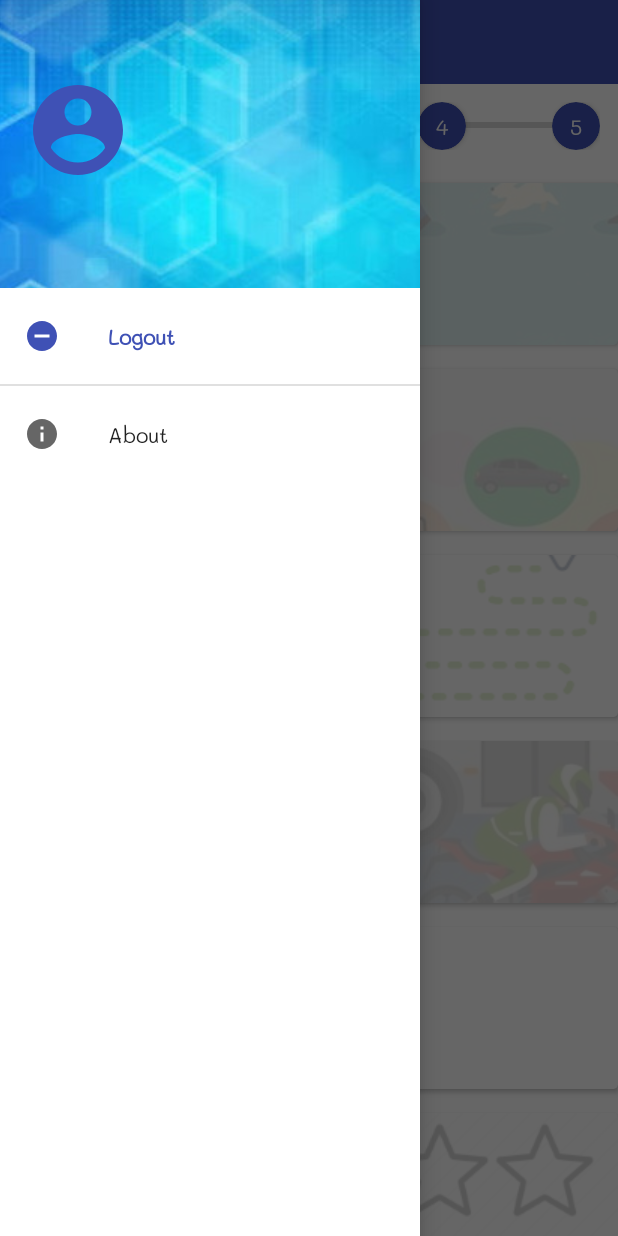
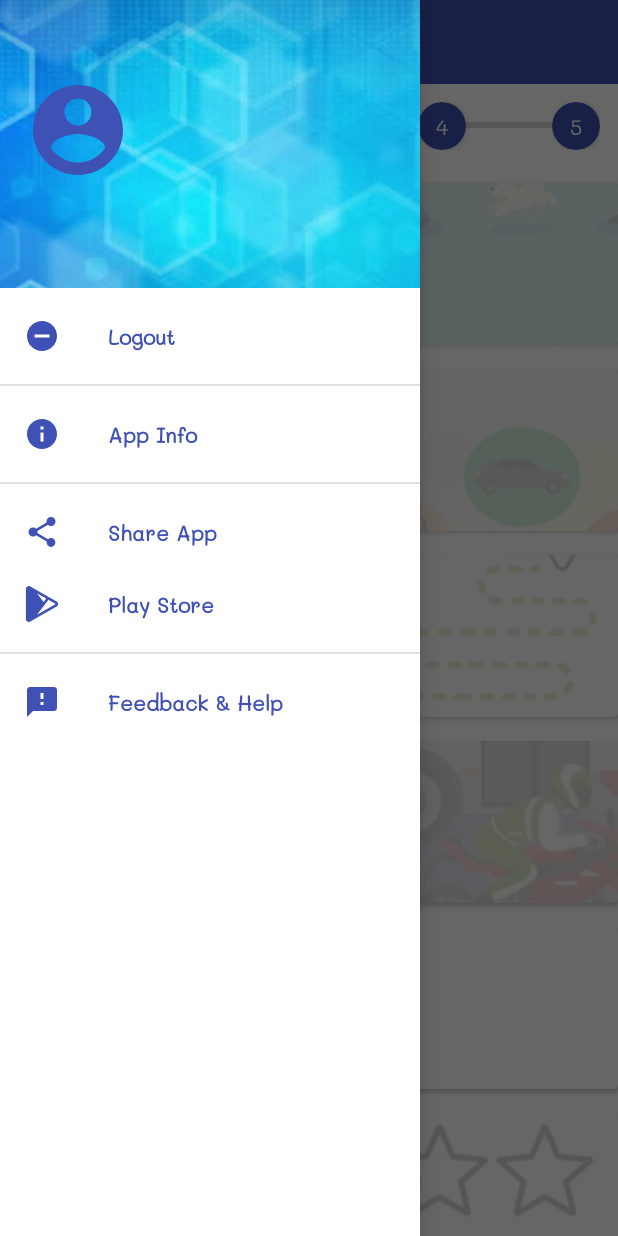
Before and after one commit to Ujjwal0501/survey, an Android app: the Home screen opened directly, with no data from a screen before it, with the side drawer open, on a phone screen of 412 x 824 dp. Run offline under Robolectric (Android 15) with nearby library versions, the phone set to English and light mode, and no system bars; our stand-ins replace Firebase (no records; nobody signed in at launch, a user with empty details on screens opened directly).

Commit message:
new drawer options and logout correction

```diff
--- a/app/src/main/AndroidManifest.xml
+++ b/app/src/main/AndroidManifest.xml
@@ -2,7 +2,6 @@
 <manifest xmlns:android="http://schemas.android.com/apk/res/android"
     xmlns:tools="http://schemas.android.com/tools"
     package="com.tep.sustainability.survey">
-
     <!--
          The ACCESS_COARSE/FINE_LOCATION permissions are not required to use
          Google Maps Android API v2, but you must specify either coarse or fine
@@ -23,7 +22,8 @@
         android:supportsRtl="true"
         android:theme="@style/AppTheme"
         tools:ignore="GoogleAppIndexingWarning">
-
+        <activity android:name=".Feedback"></activity>
+        <activity android:name=".About" />
         <!--
              The API key for Google Maps-based APIs is defined as a string resource.
              (See the file "res/values/google_maps_api.xml").
--- a/app/src/main/java/com/tep/sustainability/survey/Splash.java
+++ b/app/src/main/java/com/tep/sustainability/survey/Splash.java
@@ -118,7 +118,7 @@ public class Splash extends AppCompatActivity {
         } catch (ApiException e) {
             // The ApiException status code indicates the detailed failure reason.
             // Please refer to the GoogleSignInStatusCodes class reference for more information.
-            Log.w(TAG, "signInResult:failed code=" + e.getStatusCode());
+            Log.d(TAG, "signInResult:failed code=" + e.getStatusCode());
             Toast.makeText(this, "Sign-In is required to access the app.", Toast.LENGTH_LONG).show();
             finish();
         }
--- /dev/null
+++ b/app/src/main/res/drawable/feedback.xml
@@ -0,0 +1,9 @@
+<vector xmlns:android="http://schemas.android.com/apk/res/android"
+        android:width="24dp"
+        android:height="24dp"
+        android:viewportWidth="24.0"
+        android:viewportHeight="24.0">
+    <path
+        android:fillColor="#FF000000"
+        android:pathData="M20,2L4,2c-1.1,0 -1.99,0.9 -1.99,2L2,22l4,-4h14c1.1,0 2,-0.9 2,-2L22,4c0,-1.1 -0.9,-2 -2,-2zM13,14h-2v-2h2v2zM13,10h-2L11,6h2v4z"/>
+</vector>
--- /dev/null
+++ b/app/src/main/res/drawable/play_store.xml
@@ -0,0 +1,9 @@
+<vector xmlns:android="http://schemas.android.com/apk/res/android"
+    android:width="210dp"
+    android:height="210dp"
+    android:viewportWidth="210"
+    android:viewportHeight="210">
+  <path
+      android:fillColor="#FF000000"
+      android:pathData="M190.32,90.03L36.784,2.266C34.137,0.754 31.19,0 28.243,0c-0.06,0 -0.119,0.008 -0.178,0.008c-0.396,0.004 -0.791,0.024 -1.185,0.055c-0.178,0.014 -0.355,0.033 -0.533,0.053c-0.308,0.034 -0.615,0.077 -0.921,0.128c-0.111,0.019 -0.223,0.025 -0.334,0.046l0.006,0.008c-1.913,0.353 -3.78,1.027 -5.515,2.034c-5.314,3.083 -8.585,8.762 -8.585,14.905v175.527c0,6.143 3.271,11.822 8.585,14.905c1.734,1.007 3.601,1.682 5.514,2.035l-0.005,0.007c0.1,0.019 0.201,0.025 0.3,0.041c0.329,0.056 0.659,0.102 0.99,0.137c0.166,0.018 0.331,0.036 0.497,0.049c0.389,0.031 0.777,0.049 1.167,0.054c0.066,0.001 0.131,0.009 0.197,0.009c2.947,0 5.894,-0.754 8.541,-2.266L190.32,119.97c5.368,-3.069 8.681,-8.777 8.681,-14.962c0,0 0,-0.003 0,-0.004c0,0 0,-0.003 0,-0.004c0,0 0,-0.003 0,-0.004c0,0 0,-0.003 0,-0.004C199.001,98.808 195.688,93.1 190.32,90.03zM129.602,72.601l-15.266,20.027L75.496,41.672L129.602,72.601zM182.876,106.947l-107.38,61.381l67.234,-88.206l40.145,22.947c0.695,0.397 1.127,1.141 1.127,1.938C184.001,105.807 183.569,106.551 182.876,106.947z"/>
+</vector>
--- /dev/null
+++ b/app/src/main/res/drawable/share.xml
@@ -0,0 +1,9 @@
+<vector xmlns:android="http://schemas.android.com/apk/res/android"
+        android:width="24dp"
+        android:height="24dp"
+        android:viewportWidth="24.0"
+        android:viewportHeight="24.0">
+    <path
+        android:fillColor="#FF000000"
+        android:pathData="M18,16.08c-0.76,0 -1.44,0.3 -1.96,0.77L8.91,12.7c0.05,-0.23 0.09,-0.46 0.09,-0.7s-0.04,-0.47 -0.09,-0.7l7.05,-4.11c0.54,0.5 1.25,0.81 2.04,0.81 1.66,0 3,-1.34 3,-3s-1.34,-3 -3,-3 -3,1.34 -3,3c0,0.24 0.04,0.47 0.09,0.7L8.04,9.81C7.5,9.31 6.79,9 6,9c-1.66,0 -3,1.34 -3,3s1.34,3 3,3c0.79,0 1.5,-0.31 2.04,-0.81l7.12,4.16c-0.05,0.21 -0.08,0.43 -0.08,0.65 0,1.61 1.31,2.92 2.92,2.92 1.61,0 2.92,-1.31 2.92,-2.92s-1.31,-2.92 -2.92,-2.92z"/>
+</vector>
--- a/app/src/main/res/menu/drawer.xml
+++ b/app/src/main/res/menu/drawer.xml
@@ -29,11 +29,8 @@
     <group
         android:id="@+id/you"
         android:checkableBehavior="none">
-        <!--        <item-->
-        <!--            android:id="@+id/nav_profile"-->
-        <!--            android:icon="@drawable/user_profile"-->
-        <!--            android:title="@string/user_profile" />-->
         <item
+            android:checked="true"
             android:id="@+id/nav_logout"
             android:icon="@drawable/log_off"
             android:title="Logout" />
@@ -43,8 +40,35 @@
         android:id="@+id/none"
         android:checkableBehavior="none">
         <item
+            android:checked="true"
             android:id="@+id/nav_about"
             android:icon="@drawable/about_us"
-            android:title="About" />
+            android:title="App Info" />
+    </group>
+
+    <group
+        android:id="@+id/app"
+        android:checkableBehavior="none">
+        <item
+            android:checked="true"
+            android:id="@+id/nav_share"
+            android:icon="@drawable/share"
+            android:title="Share App" />
+
+        <item
+            android:checked="true"
+            android:id="@+id/nav_view"
+            android:icon="@drawable/play_store"
+            android:title="Play Store" />
+    </group>
+
+    <group
+        android:id="@+id/feedback"
+        android:checkableBehavior="none">
+        <item
+            android:checked="true"
+            android:id="@+id/nav_feedback"
+            android:icon="@drawable/feedback"
+            android:title="Feedback &amp; Help" />
     </group>
 </menu>
--- a/app/src/main/res/values/strings.xml
+++ b/app/src/main/res/values/strings.xml
@@ -10,6 +10,9 @@
     <string name="user_profile">My Profile</string>
     <!--drawer menu options end-->
 
+    <string name="about_info">This app introduces a new way for users to contribute to analysis of transportation surveys. Users contributing to this initiative will be providing a greater precision to the analysis done which will help in better transportation services to the citizens.
+</string>
+
     <string name="sign_in">Sign In</string>
     <string name="sign_up_button">Sign Up</string>
     <string name="sign_in_facebook">Sign In With Facebook</string>
@@ -20,8 +23,6 @@
     <string name="take_to_sign_in">Already a member?</string>
 
     <string name="edit">EDIT</string>
-
-    <string name="hello_blank_fragment">Hello blank fragment</string>
 
     <string name="unexpected_logout">An unexpeceted logout occurred. Please Login again.</string>
     <string name="unknown_error">Unknown error. Please try again.</string>
```
Also changed, not shown: app/src/main/java/com/tep/sustainability/survey/About.java (added, +14 -0 lines), app/src/main/java/com/tep/sustainability/survey/Feedback.java (added, +60 -0 lines), app/src/main/java/com/tep/sustainability/survey/Home.java (+26 -16 lines), app/src/main/res/layout/activity_about.xml (added, +37 -0 lines), app/src/main/res/layout/activity_feedback.xml (added, +102 -0 lines).
